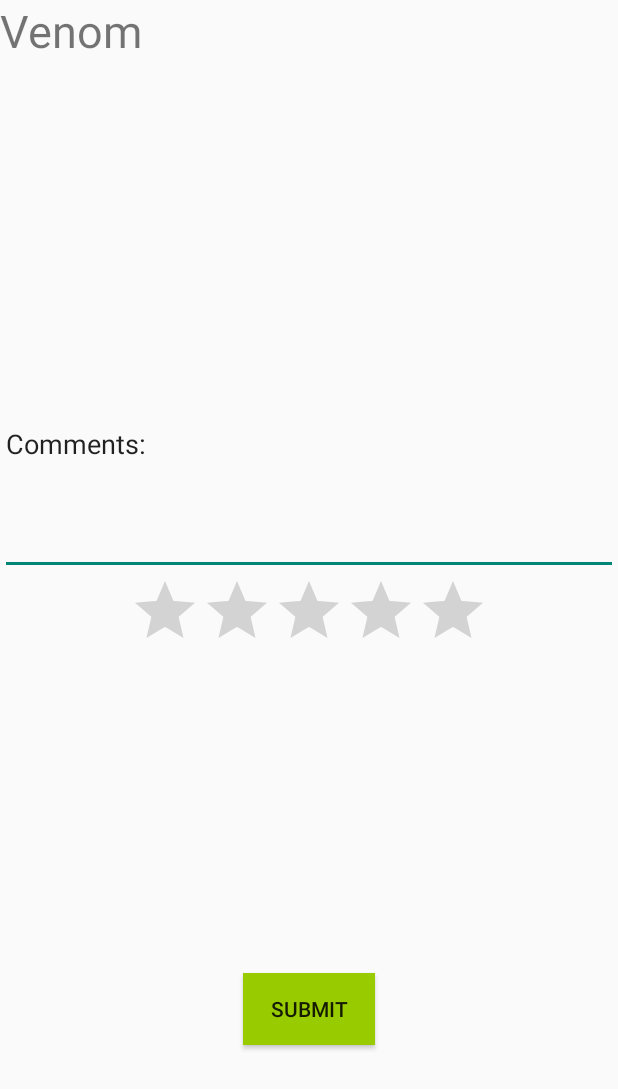
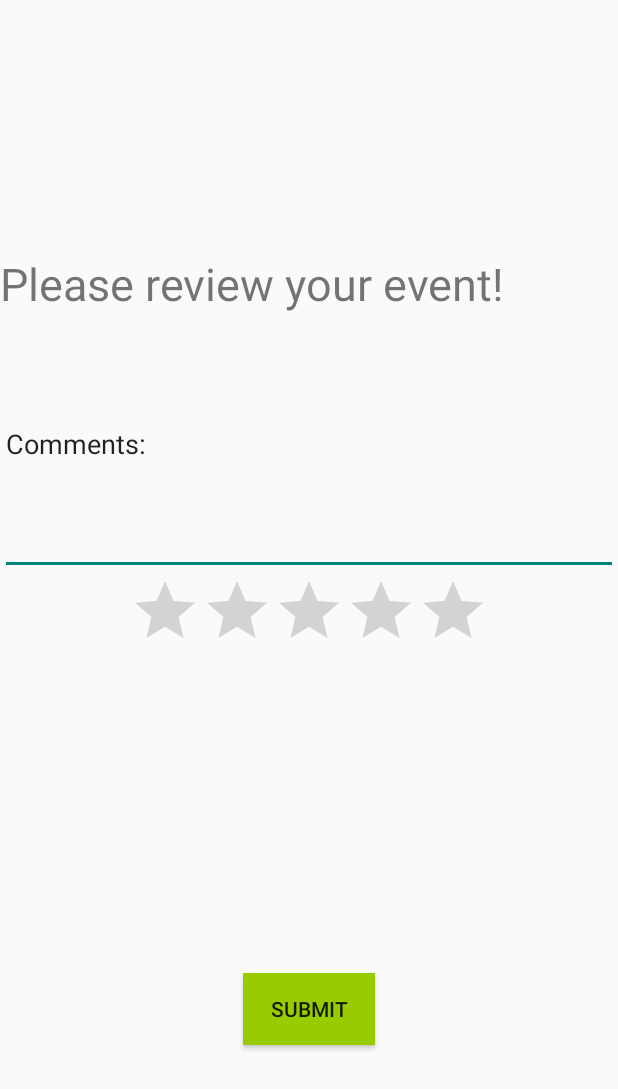
Before and after one commit to ashorter/WhatstheMove, an Android app: the RatingActivity screen opened directly, with no data from a screen before it, on a phone screen of 412 x 824 dp. Shown: the top 1089 px of the screen. Run offline under Robolectric (Android 15) with nearby library versions, the phone set to English and light mode, and no system bars; libraries missing offline, so code that uses them is left out: com.loopj.android, cz.msebera.android, org.parceler.

Commit message:
small changes

```diff
--- a/app/src/main/java/com/example/ashleyshorter/whatsthemove/MovieActivity.java
+++ b/app/src/main/java/com/example/ashleyshorter/whatsthemove/MovieActivity.java
@@ -101,9 +101,10 @@ public class MovieActivity extends AppCompatActivity {
                 String menuItemDate = menuItemObject.getString("date");
                 String menuItemLocation = menuItemObject.getString("location");
                 String menuItemOrganizer = menuItemObject.getString("organizer");
+                String menuPosterPath = menuItemObject.getString("photo");
 
                 Movie movie = new Movie(menuItemName, menuItemDescription, menuItemPrice,
-                        menuItemCategory, menuItemImageName, menuItemTime, menuItemLocation, menuItemOrganizer); //String time, String venue, String organizer
+                        menuItemCategory, menuItemImageName, menuItemTime, menuItemLocation, menuItemOrganizer, menuPosterPath); //String time, String venue, String organizer
                 mRecyclerViewItems.add(movie);
             }
         } catch (IOException | JSONException exception) {
--- a/app/src/main/java/com/example/ashleyshorter/whatsthemove/RatingActivity.java
+++ b/app/src/main/java/com/example/ashleyshorter/whatsthemove/RatingActivity.java
@@ -46,39 +46,5 @@ public class RatingActivity extends AppCompatActivity {
             }
         });
 
-/*
-        tvTitle = findViewById(R.id.tvTitle);
-        // tvOverview = findViewById(R.id.tvOverview);
-        // ratingBar = findViewById(R.id.ratingBar);
-        // youTubePlayerView = findViewById(R.id.player);
-
-        movie = (Movie) Parcels.unwrap(getIntent().getParcelableExtra("movie"));
-        tvTitle.setText(movie.getTitle());
-        tvOverview.setText(movie.getOverview());
-        // ratingBar.setRating((float) movie.getVoteAverage());
-
-        AsyncHttpClient client = new AsyncHttpClient();
-        client.get(String.format(TRAILERS_API, movie.getMovieId()), new JsonHttpResponseHandler() {
-            @Override
-            public void onSuccess(int statusCode, Header[] headers, JSONObject response) {
-                super.onSuccess(statusCode, headers, response);
-                try {
-                    JSONArray results = response.getJSONArray("results");
-                    if (results.length() == 0){
-                        return;
-                    }
-                    JSONObject movieTrailer = results.getJSONObject(0);
-                    String youtubeKey = movieTrailer.getString("key");
-                } catch (JSONException e) {
-                    e.printStackTrace();
-                }
-            }
-
-            @Override
-            public void onFailure(int statusCode, Header[] headers, String responseString, Throwable throwable) {
-                super.onFailure(statusCode, headers, responseString, throwable);
-            }
-        });
-        */
     }
 }
--- a/app/src/main/res/layout/activity_rating.xml
+++ b/app/src/main/res/layout/activity_rating.xml
@@ -10,7 +10,9 @@
         android:id="@+id/tvTitle"
         android:layout_width="match_parent"
         android:layout_height="wrap_content"
-        android:text="Venom"
+        android:layout_above="@+id/eTComment"
+        android:layout_alignParentStart="true"
+        android:text="Please review your event!"
         android:textSize="30sp" />
 
     <EditText
--- a/app/src/main/res/layout/item_event.xml
+++ b/app/src/main/res/layout/item_event.xml
@@ -4,12 +4,12 @@
     xmlns:tools="http://schemas.android.com/tools"
     android:id="@+id/container"
     android:layout_width="match_parent"
-    android:layout_height="100dp">
+    android:layout_height="150dp">
 
     <ImageView
         android:id="@+id/ivPoster"
-        android:layout_width="129dp"
-        android:layout_height="wrap_content"
+        android:layout_width="122dp"
+        android:layout_height="107dp"
         android:layout_alignParentStart="true"
         android:layout_alignTop="@+id/tvOverview"
         app:srcCompat="@mipmap/ic_launcher" />
```
Also changed, not shown: app/src/main/java/com/example/ashleyshorter/whatsthemove/adapters/MoviesAdapter.java (+1 -8 lines), app/src/main/java/com/example/ashleyshorter/whatsthemove/models/Movie.java (+8 -1 lines), app/src/main/res/layout/activity_detail.xml (+16 -19 lines), app/src/main/res/drawable/friend1.png (added), app/src/main/res/drawable/friend2.jpg (added), app/src/main/res/drawable/friend3.png (added).
